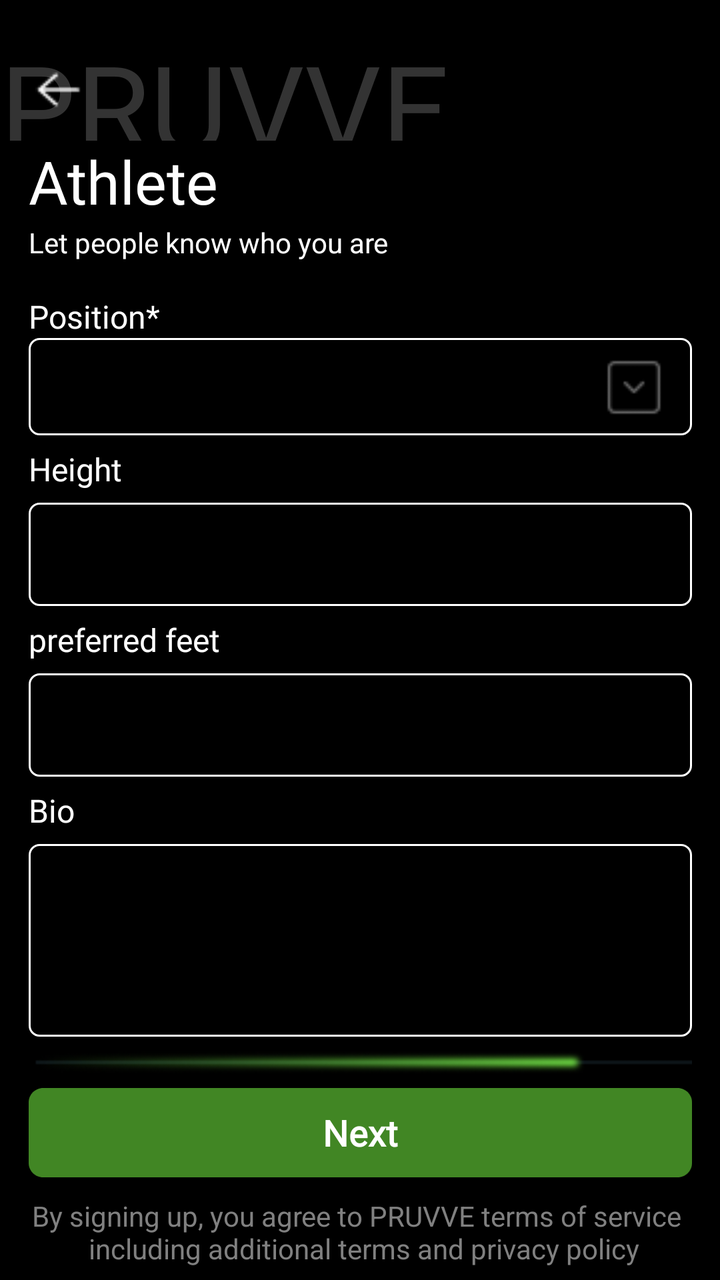
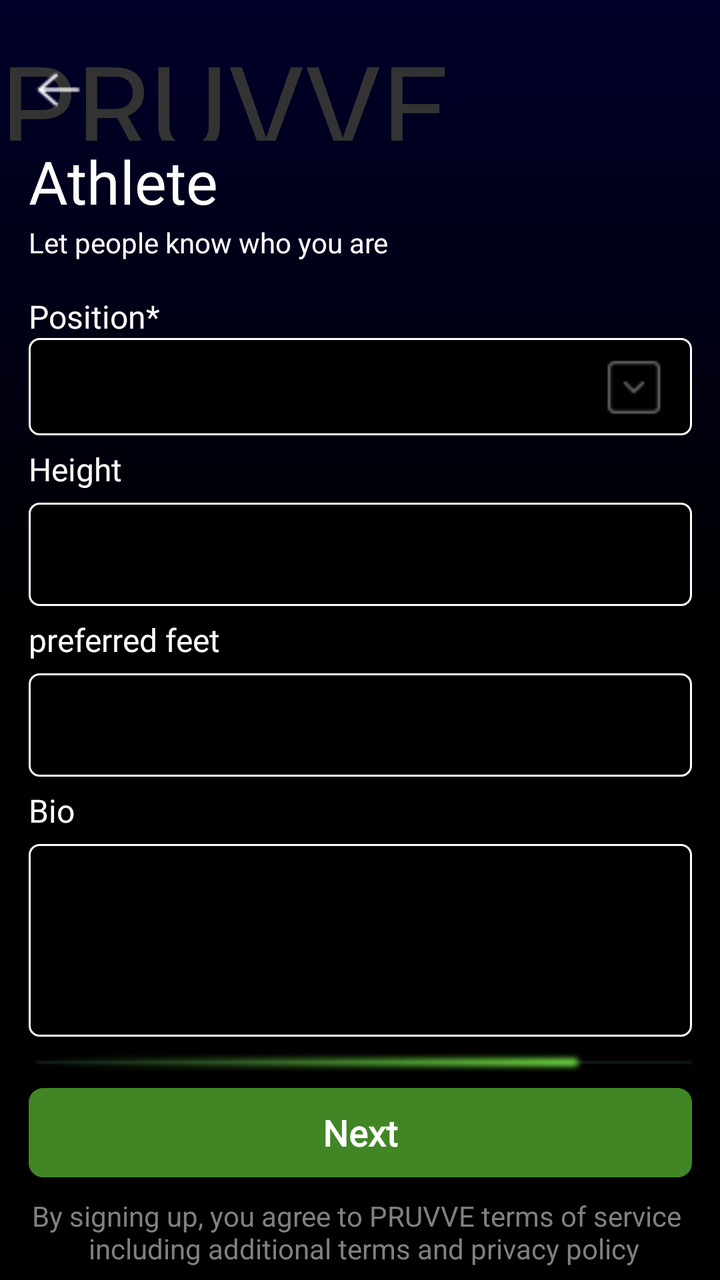

Before-and-after screenshots of an Android layout around one commit, followed by the original layout XML and the change that was made.
<!-- AndroidManifest.xml: application theme Theme.Pruvve -->
<!-- res/layout/activity_athlete_account_finalization.xml -->
<?xml version="1.0" encoding="utf-8"?>
<androidx.constraintlayout.widget.ConstraintLayout xmlns:android="http://schemas.android.com/apk/res/android"
    xmlns:app="http://schemas.android.com/apk/res-auto"
    xmlns:tools="http://schemas.android.com/tools"
    android:background="@color/black"
    android:layout_width="match_parent"
    android:layout_height="match_parent"
    tools:context=".AthleteAccountFinalization">
    <TextView
        android:id="@+id/pruvve1"
        android:layout_width="match_parent"
        android:layout_height="0dp"
        android:fontFamily="@font/my_rubix_glitch"
        android:text="@string/pruvve"
        android:textColor="@color/dark_gray"
        android:textSize="60sp"
        app:layout_constraintBottom_toTopOf="@+id/guideline32"
        app:layout_constraintEnd_toEndOf="parent"
        app:layout_constraintHorizontal_bias="0.0"
        app:layout_constraintStart_toStartOf="parent"
        app:layout_constraintTop_toTopOf="@+id/guideline33"
        app:layout_constraintVertical_bias="0.0" />

    <TextView
        android:id="@+id/textView6"
        android:layout_width="0dp"
        android:layout_height="wrap_content"
        android:layout_marginBottom="1dp"
        android:fontFamily="@font/my_exo"
        android:text="Athlete"
        android:textColor="@color/white"
        android:textSize="30sp"
        app:layout_constraintBottom_toTopOf="@+id/textView5"
        app:layout_constraintEnd_toEndOf="parent"
        app:layout_constraintStart_toStartOf="@+id/guideline29"
        app:layout_constraintTop_toTopOf="@+id/guideline32"
        tools:ignore="HardcodedText" />

    <TextView
        android:id="@+id/textView5"
        android:layout_width="0dp"
        android:layout_height="0dp"
        android:text="Let people know who you are"
        android:textColor="@color/white"
        android:textSize="14sp"
        app:layout_constraintBottom_toTopOf="@+id/constraintLayout"
        app:layout_constraintEnd_toEndOf="parent"
        app:layout_constraintStart_toStartOf="@+id/guideline29"
        app:layout_constraintTop_toBottomOf="@+id/textView6"
        tools:ignore="HardcodedText" />

    <androidx.constraintlayout.widget.ConstraintLayout
        android:id="@+id/constraintLayout"
        android:layout_width="0dp"
        android:layout_height="0dp"
        app:layout_constraintBottom_toTopOf="@+id/guideline34"
        app:layout_constraintEnd_toStartOf="@+id/guideline37"
        app:layout_constraintHorizontal_bias="0.0"
        app:layout_constraintStart_toStartOf="@+id/guideline29"
        app:layout_constraintTop_toTopOf="@+id/guideline35"
        app:layout_constraintVertical_bias="1.0">

        <androidx.constraintlayout.widget.Guideline
            android:id="@+id/guideline71"
            android:layout_width="wrap_content"
            android:layout_height="wrap_content"
            android:orientation="horizontal"
            app:layout_constraintGuide_percent="0.74" />

        <TextView
            android:id="@+id/firstname"
            android:layout_width="match_parent"
            android:layout_height="wrap_content"
            android:fontFamily="@font/my_poppins"
            android:text="Position*"
            android:textColor="@color/white"
            android:textSize="16sp"
            app:layout_constraintEnd_toEndOf="parent"
            app:layout_constraintStart_toStartOf="parent"
            app:layout_constraintTop_toTopOf="parent"
            tools:ignore="HardcodedText" />

        <TextView
            android:id="@+id/lastname"
            android:layout_width="match_parent"
            android:layout_height="wrap_content"
            android:fontFamily="@font/my_poppins"
            android:text="Height"
            android:textColor="@color/white"
            android:textSize="16sp"
            app:layout_constraintBottom_toTopOf="@+id/etheight_field"
            app:layout_constraintEnd_toEndOf="parent"
            app:layout_constraintStart_toStartOf="parent"
            app:layout_constraintTop_toTopOf="@+id/guideline38"
            tools:ignore="HardcodedText" />

        <TextView
            android:id="@+id/zipcode"
            android:layout_width="0dp"
            android:layout_height="wrap_content"
            android:fontFamily="@font/my_poppins"
            android:text="preferred feet"
            android:textColor="@color/white"
            android:textSize="16sp"
            app:layout_constraintBottom_toTopOf="@id/etfeet_field"
            app:layout_constraintEnd_toEndOf="parent"
            app:layout_constraintStart_toStartOf="parent"
            app:layout_constraintTop_toTopOf="@+id/guideline36"
            tools:ignore="HardcodedText" />


        <EditText
            android:id="@+id/etfeet_field"
            android:layout_width="0dp"
            android:layout_height="0dp"
            android:autofillHints="height"
            android:inputType="text"
            android:background="@drawable/sign_in_viewbackgrounds"
            android:hint="feet"
            android:paddingEnd="20dp"
            android:textAlignment="center"
            android:textColor="@color/white"
            android:textSize="20sp"
            app:layout_constraintBottom_toTopOf="@+id/guideline45"
            app:layout_constraintEnd_toEndOf="parent"
            app:layout_constraintStart_toStartOf="parent"
            app:layout_constraintTop_toTopOf="@+id/guideline43"
            app:layout_constraintVertical_bias="1.0"
            tools:ignore="HardcodedText,RtlSymmetry" />

        <TextView
            android:id="@+id/tvpositionview"
            android:layout_width="0dp"
            android:layout_height="0dp"
            android:background="@drawable/sign_in_viewbackgrounds"
            android:fontFamily="@font/poppins_bold"
            android:gravity="center"
            android:textColor="@color/white"
            android:textSize="20sp"
            app:layout_constraintBottom_toTopOf="@+id/guideline38"
            app:layout_constraintEnd_toEndOf="parent"
            app:layout_constraintStart_toStartOf="parent"
            app:layout_constraintTop_toBottomOf="@+id/firstname" />


        <EditText
            android:id="@+id/etheight_field"
            android:layout_width="match_parent"
            android:layout_height="0dp"
            android:inputType="text"
            android:autofillHints="height"
            android:background="@drawable/sign_in_viewbackgrounds"
            android:hint="last name"
            android:textAlignment="center"
            android:textColor="@color/white"
            android:textSize="20sp"
            app:layout_constraintBottom_toTopOf="@+id/guideline36"
            app:layout_constraintStart_toStartOf="parent"
            app:layout_constraintTop_toTopOf="@+id/guideline41"
            app:layout_constraintVertical_bias="0.0"
            tools:ignore="HardcodedText" />

        <TextView
            android:id="@+id/tvbio"
            android:layout_width="0dp"
            android:layout_height="wrap_content"
            android:fontFamily="@font/my_poppins"
            android:text="Bio"
            android:textColor="@color/white"
            android:textSize="16sp"
            app:layout_constraintBottom_toTopOf="@+id/guideline71"
            app:layout_constraintEnd_toEndOf="parent"
            app:layout_constraintStart_toStartOf="parent"
            app:layout_constraintTop_toTopOf="@+id/guideline45"
            tools:ignore="HardcodedText" />

        <EditText
            android:id="@+id/etbiofield"
            android:layout_width="0dp"
            android:layout_height="0dp"
            android:textSize="14sp"
            android:gravity="start"
            android:autofillHints="who are you?"
            android:inputType="textLongMessage"
            android:hint="write your story"
            android:text="\t"
            android:textColor="@color/white"
            android:background="@drawable/sign_in_viewbackgrounds"
            app:layout_constraintBottom_toBottomOf="parent"
            app:layout_constraintEnd_toEndOf="parent"
            app:layout_constraintHorizontal_bias="0.0"
            app:layout_constraintStart_toStartOf="parent"
            app:layout_constraintTop_toTopOf="@+id/guideline71"
            app:layout_constraintVertical_bias="0.0"
            tools:ignore="HardcodedText"/>

        <androidx.constraintlayout.widget.Guideline
            android:id="@+id/guideline38"
            android:layout_width="wrap_content"
            android:layout_height="wrap_content"
            android:orientation="horizontal"
            app:layout_constraintGuide_percent="0.19" />

        <androidx.constraintlayout.widget.Guideline
            android:id="@+id/guideline36"
            android:layout_width="wrap_content"
            android:layout_height="wrap_content"
            android:orientation="horizontal"
            app:layout_constraintGuide_percent="0.42" />

        <androidx.constraintlayout.widget.Guideline
            android:id="@+id/guideline41"
            android:layout_width="wrap_content"
            android:layout_height="wrap_content"
            android:orientation="horizontal"
            app:layout_constraintGuide_percent="0.28" />

        <androidx.constraintlayout.widget.Guideline
            android:id="@+id/guideline43"
            android:layout_width="wrap_content"
            android:layout_height="wrap_content"
            android:orientation="horizontal"
            app:layout_constraintGuide_percent="0.51" />

        <androidx.constraintlayout.widget.Guideline
            android:id="@+id/guideline45"
            android:layout_width="wrap_content"
            android:layout_height="wrap_content"
            android:orientation="horizontal"
            app:layout_constraintGuide_percent="0.65" />

    </androidx.constraintlayout.widget.ConstraintLayout>

    <ImageView
        android:id="@+id/button1"
        android:layout_width="0dp"
        android:layout_height="0dp"
        android:background="@drawable/ep_back"
        android:text="Button"
        app:layout_constraintBottom_toTopOf="@+id/guideline10"
        app:layout_constraintEnd_toStartOf="@+id/guideline30"
        app:layout_constraintStart_toStartOf="@+id/guideline29"
        app:layout_constraintTop_toTopOf="@+id/guideline9"
        tools:ignore="HardcodedText,ContentDescription" />

    <Button
        android:id="@+id/button"
        android:layout_width="0dp"
        android:layout_height="0dp"
        android:background="@drawable/primary_button"
        android:fontFamily="@font/my_exo"
        android:text="Next"
        android:textAlignment="center"
        android:textAllCaps="false"
        android:textColor="@color/white"
        android:textSize="18sp"
        android:textStyle="bold"
        app:layout_constraintBottom_toTopOf="@+id/guideline66"
        app:layout_constraintEnd_toStartOf="@+id/guideline37"
        app:layout_constraintStart_toStartOf="@+id/guideline29"
        app:layout_constraintTop_toTopOf="@+id/guideline72"
        tools:ignore="HardcodedText" />

    <ImageView
        android:layout_width="0dp"
        android:layout_height="0dp"
        android:src="@drawable/progress_bar6"
        android:contentDescription="shows current progress"
        app:layout_constraintBottom_toTopOf="@+id/guideline76"
        app:layout_constraintEnd_toStartOf="@+id/guideline37"
        app:layout_constraintStart_toStartOf="@+id/guideline29"
        app:layout_constraintTop_toTopOf="@+id/guideline75"
        tools:ignore="HardcodedText" />

    <ImageView
        android:id="@+id/imgender"
        android:layout_width="0dp"
        android:layout_height="0dp"
        android:src="@drawable/my_downarroaw"
        app:layout_constraintBottom_toTopOf="@+id/guideline79"
        app:layout_constraintEnd_toStartOf="@+id/guideline37"
        app:layout_constraintStart_toStartOf="@+id/guideline77"
        app:layout_constraintTop_toTopOf="@+id/guideline78"
        tools:ignore="ContentDescription"/>

    <TextView
        android:id="@+id/tvtos"
        android:layout_width="0dp"
        android:layout_height="0dp"
        android:text="By signing up, you agree to PRUVVE terms of service \n including additional terms and privacy policy"
        android:textAlignment="center"
        android:textColor="@color/gray"
        android:textSize="14sp"
        app:layout_constraintBottom_toBottomOf="parent"
        app:layout_constraintEnd_toStartOf="@+id/guideline37"
        app:layout_constraintStart_toStartOf="@+id/guideline29"
        app:layout_constraintTop_toTopOf="@+id/guideline80"
        tools:ignore="hardcodedText" />

    <androidx.constraintlayout.widget.Guideline
        android:id="@+id/guideline10"
        android:layout_width="wrap_content"
        android:layout_height="wrap_content"
        android:orientation="horizontal"
        app:layout_constraintGuide_percent="0.09" />

    <androidx.constraintlayout.widget.Guideline
        android:id="@+id/guideline29"
        android:layout_width="wrap_content"
        android:layout_height="wrap_content"
        android:orientation="vertical"
        app:layout_constraintGuide_percent="0.04" />

    <androidx.constraintlayout.widget.Guideline
        android:id="@+id/guideline30"
        android:layout_width="wrap_content"
        android:layout_height="wrap_content"
        android:orientation="vertical"
        app:layout_constraintGuide_percent="0.12" />

    <androidx.constraintlayout.widget.Guideline
        android:id="@+id/guideline32"
        android:layout_width="wrap_content"
        android:layout_height="wrap_content"
        android:orientation="horizontal"
        app:layout_constraintGuide_percent="0.11" />

    <androidx.constraintlayout.widget.Guideline
        android:id="@+id/guideline33"
        android:layout_width="wrap_content"
        android:layout_height="wrap_content"
        android:orientation="horizontal"
        app:layout_constraintGuide_percent="0.02" />

    <androidx.constraintlayout.widget.Guideline
        android:id="@+id/guideline34"
        android:layout_width="wrap_content"
        android:layout_height="wrap_content"
        android:orientation="horizontal"
        app:layout_constraintGuide_percent="0.81" />

    <androidx.constraintlayout.widget.Guideline
        android:id="@+id/guideline35"
        android:layout_width="wrap_content"
        android:layout_height="wrap_content"
        android:orientation="horizontal"
        app:layout_constraintGuide_percent="0.23" />

    <androidx.constraintlayout.widget.Guideline
        android:id="@+id/guideline37"
        android:layout_width="wrap_content"
        android:layout_height="wrap_content"
        android:orientation="vertical"
        app:layout_constraintGuide_percent="0.96107054" />

    <androidx.constraintlayout.widget.Guideline
        android:id="@+id/guideline66"
        android:layout_width="wrap_content"
        android:layout_height="wrap_content"
        android:orientation="horizontal"
        app:layout_constraintGuide_percent="0.92" />

    <androidx.constraintlayout.widget.Guideline
        android:id="@+id/guideline72"
        android:layout_width="wrap_content"
        android:layout_height="wrap_content"
        android:orientation="horizontal"
        app:layout_constraintGuide_percent="0.85" />

    <androidx.constraintlayout.widget.Guideline
        android:id="@+id/guideline76"
        android:layout_width="wrap_content"
        android:layout_height="wrap_content"
        android:orientation="horizontal"
        app:layout_constraintGuide_percent="0.84" />

    <androidx.constraintlayout.widget.Guideline
        android:id="@+id/guideline75"
        android:layout_width="wrap_content"
        android:layout_height="wrap_content"
        android:orientation="horizontal"
        app:layout_constraintGuide_percent="0.82" />

    <androidx.constraintlayout.widget.Guideline
        android:id="@+id/guideline9"
        android:layout_width="wrap_content"
        android:layout_height="wrap_content"
        android:orientation="horizontal"
        app:layout_constraintGuide_percent="0.05" />

    <androidx.constraintlayout.widget.Guideline
        android:id="@+id/guideline77"
        android:layout_width="wrap_content"
        android:layout_height="wrap_content"
        android:orientation="vertical"
        app:layout_constraintGuide_percent="0.8" />

    <androidx.constraintlayout.widget.Guideline
        android:id="@+id/guideline78"
        android:layout_width="wrap_content"
        android:layout_height="wrap_content"
        android:orientation="horizontal"
        app:layout_constraintGuide_percent="0.275" />

    <androidx.constraintlayout.widget.Guideline
        android:id="@+id/guideline79"
        android:layout_width="wrap_content"
        android:layout_height="wrap_content"
        android:orientation="horizontal"
        app:layout_constraintGuide_percent="0.33" />

    <androidx.constraintlayout.widget.Guideline
        android:id="@+id/guideline80"
        android:layout_width="wrap_content"
        android:layout_height="wrap_content"
        android:orientation="horizontal"
        app:layout_constraintGuide_percent="0.935" />

    <androidx.constraintlayout.widget.Guideline
        android:id="@+id/guideline81"
        android:layout_width="wrap_content"
        android:layout_height="wrap_content"
        android:orientation="horizontal"
        app:layout_constraintGuide_percent="0.965" />

</androidx.constraintlayout.widget.ConstraintLayout>
<!-- resources referenced by this layout -->
<resources>
  <color name="black">#FF000000</color>
  <color name="dark_gray">#333333</color>
  <color name="gray">#808080</color>
  <color name="white">#FFFFFFFF</color>
  <!-- drawable ep_back: png bitmap (drawable, 213 bytes) -->
  <!-- drawable my_downarroaw: png bitmap (drawable, 354 bytes) -->
  <!-- drawable primary_button (drawable) -->
  <vector
      xmlns:android="http://schemas.android.com/apk/res/android"
      xmlns:aapt="http://schemas.android.com/aapt"
      android:width="367dp"
      android:height="50dp"
      android:viewportWidth="367"
      android:viewportHeight="50"
      >
      <group>
          <clip-path
              android:pathData="M8 0H359C363.418 0 367 3.58172 367 8V42C367 46.4183 363.418 50 359 50H8C3.58172 50 0 46.4183 0 42V8C0 3.58172 3.58172 0 8 0Z"
              />
          <path
              android:pathData="M0 0V50H367V0"
              android:fillColor="#418624"
              />
      </group>
  </vector>
  <!-- drawable progress_bar6: png bitmap (drawable, 5281 bytes) -->
  <!-- drawable sign_in_viewbackgrounds (drawable) -->
  <?xml version="1.0" encoding="utf-8"?>
  <shape
      xmlns:app="http://schemas.android.com/apk/res-auto"
      xmlns:android="http://schemas.android.com/apk/res/android"
      android:shape="rectangle">
      <corners
          android:radius="5dp"/>
      <stroke
          android:width="1sp"
          android:color="@color/white"/>
  </shape>
  <string name="pruvve">
      PRUVVE
      </string>
  <style name="Theme.Pruvve" parent="Base.Theme.Pruvve" />
  <style name="Base.Theme.Pruvve" parent="Theme.AppCompat.Light.NoActionBar">
          
          
      </style>
</resources>

<!-- the commit's change to res/layout/activity_athlete_account_finalization.xml (unified diff, before → after) -->
@@ -2,7 +2,7 @@
 <androidx.constraintlayout.widget.ConstraintLayout xmlns:android="http://schemas.android.com/apk/res/android"
     xmlns:app="http://schemas.android.com/apk/res-auto"
     xmlns:tools="http://schemas.android.com/tools"
-    android:background="@color/black"
+    android:background="@drawable/pitch_background"
     android:layout_width="match_parent"
     android:layout_height="match_parent"
     tools:context=".AthleteAccountFinalization">
<!-- resource entries referenced after the edit -->
@@ -6,6 +6,18 @@
   <color name="white">#FFFFFFFF</color>
   <!-- drawable ep_back: png bitmap (drawable, 213 bytes) -->
   <!-- drawable my_downarroaw: png bitmap (drawable, 354 bytes) -->
+  <!-- drawable pitch_background (drawable) -->
+  <?xml version="1.0" encoding="utf-8"?>
+  <shape
+      xmlns:android="http://schemas.android.com/apk/res/android"
+      android:shape="rectangle">
+      <gradient android:startColor="@color/black"
+          android:endColor="#00002A"
+          android:angle="90"
+          android:type="linear"
+          android:centerColor="@color/black"/>
+  
+  </shape>
   <!-- drawable primary_button (drawable) -->
   <vector
       xmlns:android="http://schemas.android.com/apk/res/android"
@@ -29,22 +41,18 @@
   <!-- drawable sign_in_viewbackgrounds (drawable) -->
   <?xml version="1.0" encoding="utf-8"?>
   <shape
-      xmlns:app="http://schemas.android.com/apk/res-auto"
       xmlns:android="http://schemas.android.com/apk/res/android"
       android:shape="rectangle">
+      <solid android:color="@color/black"/>
       <corners
           android:radius="5dp"/>
       <stroke
-          android:width="1sp"
+          android:width="1dp"
           android:color="@color/white"/>
   </shape>
   <string name="pruvve">
       PRUVVE
       </string>
-  <style name="Theme.Pruvve" parent="Base.Theme.Pruvve" />
-  <style name="Base.Theme.Pruvve" parent="Theme.AppCompat.Light.NoActionBar">
-          
-          
-      </style>
+  <style name="Theme.Pruvve" parent="Theme.AppCompat.DayNight.DarkActionBar" />
 </resources>
 
